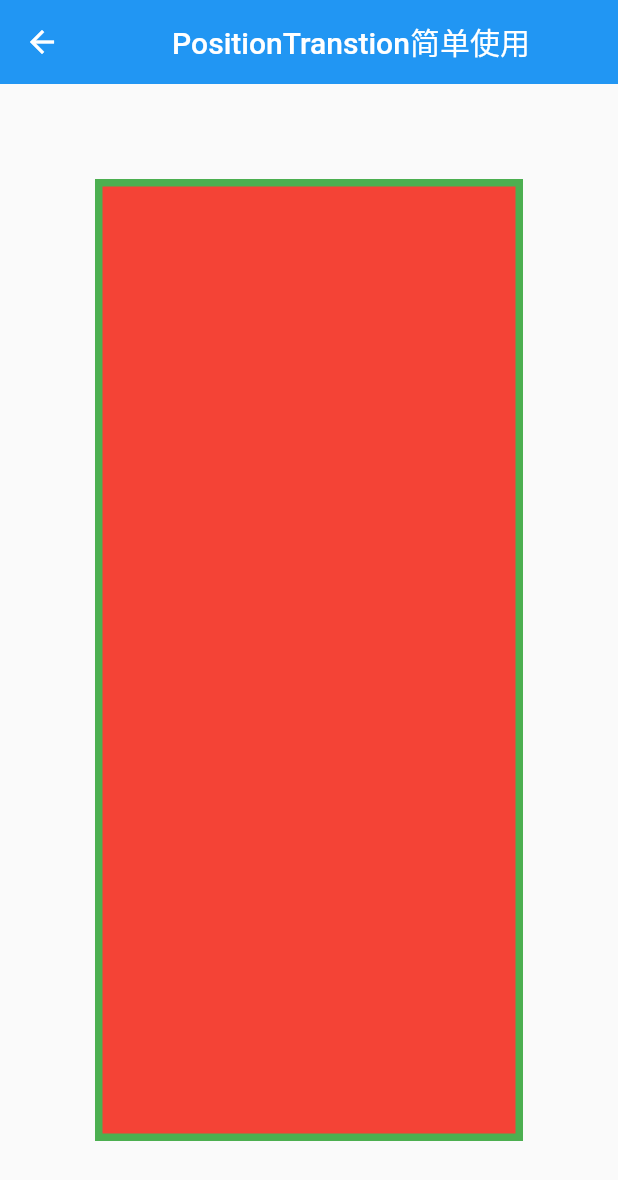
After one commit to guoyanqiu/pesto, a Flutter app: the screen it shows after launch, after a tap on "PositionTransaction的简单使用", on a phone screen of 412 x 824 dp. The commit adds this screen. Shown: the top 1180 px of the screen. Run offline on Flutter 3.47's test engine with Material 2 defaults, Android fonts, the phone set to English and light mode, and no system bars.

Commit message:
添加postionTranstionDemo

```diff
--- /dev/null
+++ b/lib/PositionedTransitionDemo.dart
@@ -0,0 +1,73 @@
+import 'package:flutter/material.dart';
+//循环放大和缩小效果
+class PTDemo extends StatefulWidget {
+  @override
+  _PTState createState() => _PTState();
+}
+
+class _PTState extends State<PTDemo>
+    with SingleTickerProviderStateMixin {
+
+  Animation<RelativeRect> animation;//动画对象
+  AnimationController controller;//动画控制器
+  @override
+  initState() {
+    super.initState();
+    controller =
+        AnimationController(duration: const Duration(seconds: 3), vsync: this);
+
+
+    RelativeRectTween rectTween=  RelativeRectTween(
+      begin: RelativeRect.fromLTRB(
+        100.0,///l child.left 到此left边的距离为0
+        100.0,///t child.top的距离到此rect.top的距离为0
+        100.0,///r child.right的距离到此rect.rignt的距离为0
+        100.0,///t child.bottom到此rect.bottom边的距离为100
+      ),
+      end: const RelativeRect.fromLTRB(0.0, 0.0, 0.0, 0.0),
+    );
+
+    animation = rectTween.animate(controller);
+
+    animation.addStatusListener((status) {
+      if (status == AnimationStatus.completed) {
+        controller.reverse();
+      } else if (status == AnimationStatus.dismissed) {
+        controller.forward();
+      }
+    });
+    controller.forward();///动画开始
+  }
+
+  @override
+  Widget build(BuildContext context) {
+    return Scaffold(
+      appBar: AppBar(
+        title: Center(child: Text("PositionTranstion简单使用")),
+        elevation: 0.0,
+      ),
+      body:Stack(
+        children: <Widget>[
+          PositionedTransition( //这玩意必须作为Stack的子widget
+            rect: animation,
+            child:Container(
+              decoration: BoxDecoration(
+                  color: Colors.red,
+                  border: Border.all(
+                    width: 5.0, color: Colors.green
+                  )
+              ),
+            ),
+          ),
+        ],
+      ),
+    );
+  }
+
+  @override
+  dispose() {
+    //路由销毁时需要释放动画资源
+    controller.dispose();
+    super.dispose();
+  }
+}
--- a/lib/main.dart
+++ b/lib/main.dart
@@ -3,6 +3,7 @@ import 'package:flutter_app/AnimateWidgetDemo.dart';
 import 'package:flutter_app/CurvedAnimation.dart';
 import 'package:flutter_app/AnimationStatusDemo.dart';
 import 'package:flutter_app/GrowTransitionDemo.dart';
+import 'package:flutter_app/PositionedTransitionDemo.dart';
 import 'package:flutter_app/ReverseTweenDemo.dart';
 import 'package:flutter_app/StaggerAnimation.dart';
 import 'package:flutter_app/TweenColorDemo.dart';
@@ -112,6 +113,16 @@ class AnimationHome extends StatelessWidget {
               );
             },
           ),
+          ListTile(
+            title: Text("PositionTransaction的简单使用"),
+            onTap: () {
+              Navigator.push(context,
+                  MaterialPageRoute(
+                      builder: (context) => PTDemo()
+                  )
+              );
+            },
+          ),
         ],
       ),
     );
```
Also changed, not shown: lib/AnimationStatusDemo.dart (+35 -19 lines), lib/PositionedTransitionOfficalDemo.dart (added, +72 -0 lines), lib/drawer.dart (+30 -13 lines).
